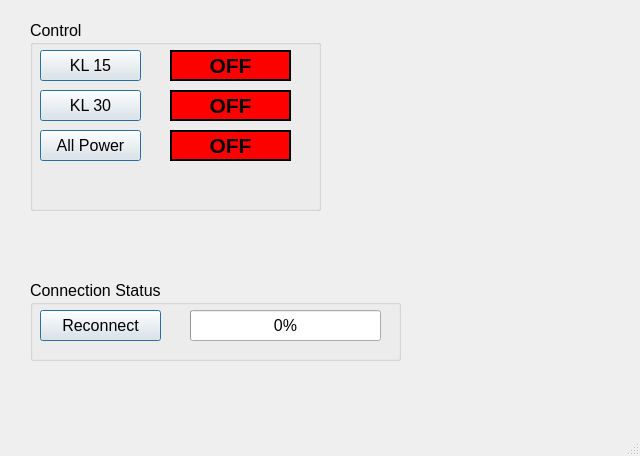
Before: the Qt Designer form QT_GUI/guiLayOut2.ui in shaon01/SSM-power-management, drawn with Qt 5.
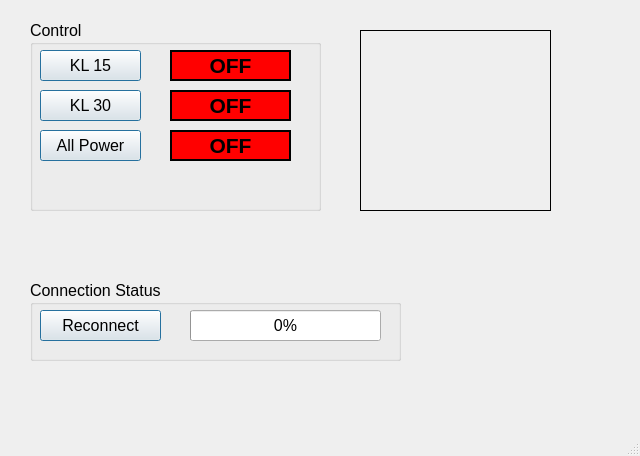
After: the same form once the commit is applied.

The edit to the form file:
```diff
--- a/QT_GUI/guiLayOut2.ui
+++ b/QT_GUI/guiLayOut2.ui
@@ -256,6 +256,31 @@
      </property>
     </widget>
    </widget>
+   <widget class="QLabel" name="lbl_miri">
+    <property name="geometry">
+     <rect>
+      <x>360</x>
+      <y>30</y>
+      <width>191</width>
+      <height>181</height>
+     </rect>
+    </property>
+    <property name="sizePolicy">
+     <sizepolicy hsizetype="Ignored" vsizetype="Ignored">
+      <horstretch>0</horstretch>
+      <verstretch>0</verstretch>
+     </sizepolicy>
+    </property>
+    <property name="frameShape">
+     <enum>QFrame::Box</enum>
+    </property>
+    <property name="text">
+     <string/>
+    </property>
+    <property name="scaledContents">
+     <bool>true</bool>
+    </property>
+   </widget>
   </widget>
   <widget class="QMenuBar" name="menubar">
    <property name="geometry">
```
